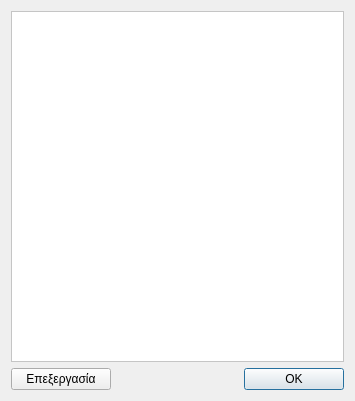
Old version of the form files/UI/CustomerInfo.ui in the repository Combustiblemon/Booking.
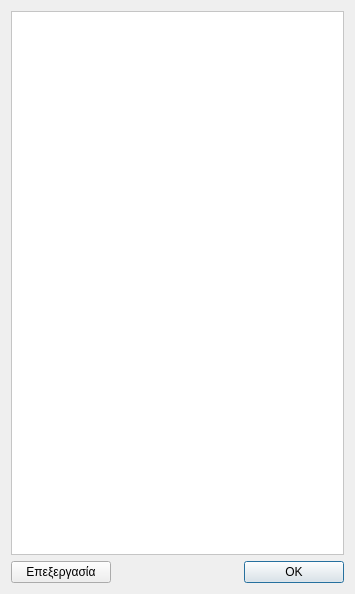
New version of the form.

What changed in the file:
```diff
--- a/files/UI/CustomerInfo.ui
+++ b/files/UI/CustomerInfo.ui
@@ -7,7 +7,7 @@
     <x>0</x>
     <y>0</y>
     <width>355</width>
-    <height>401</height>
+    <height>594</height>
    </rect>
   </property>
   <property name="sizePolicy">
```
